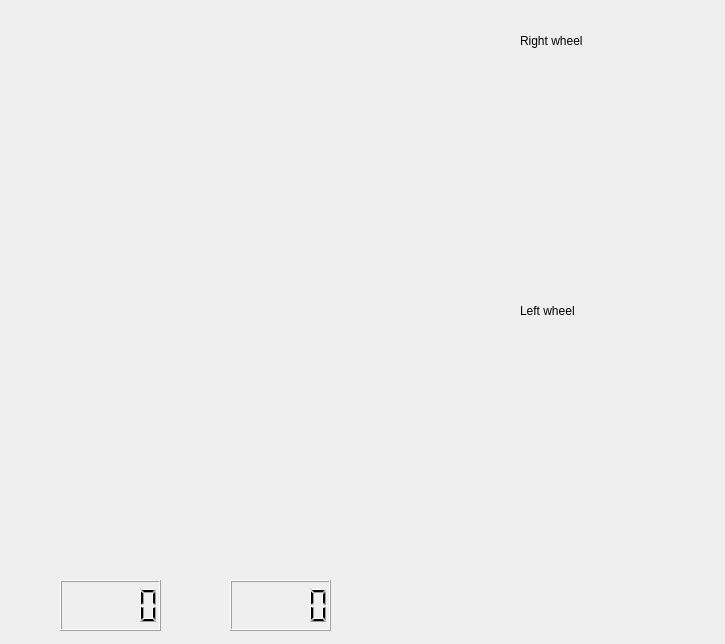
Qt form wheel_speed1.ui (Maklowic/Visualizing-Sensor-Data) before a commit.
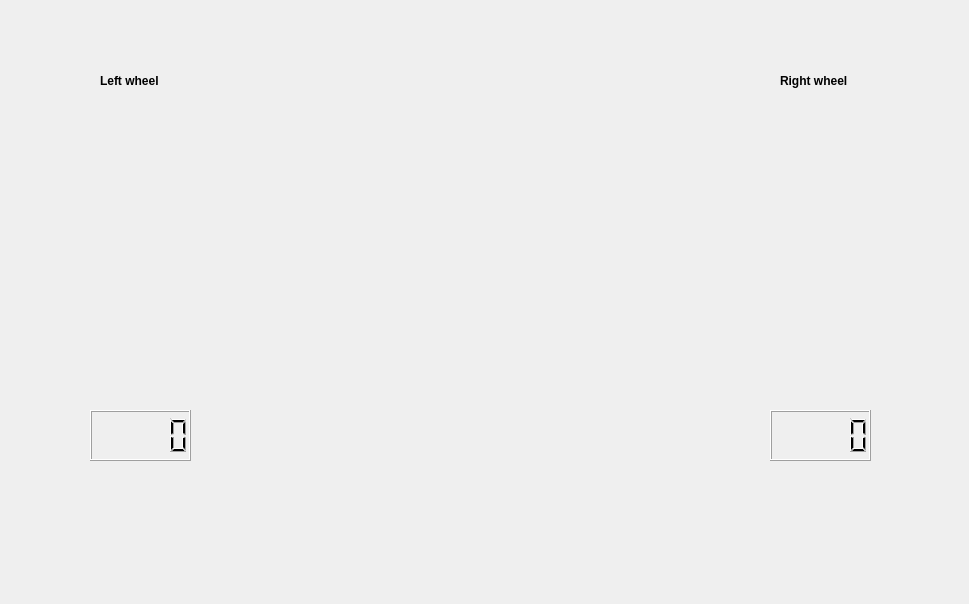
The same form after that commit.

The edit to the form file:
```diff
--- a/wheel_speed1.ui
+++ b/wheel_speed1.ui
@@ -6,8 +6,8 @@
    <rect>
     <x>0</x>
     <y>0</y>
-    <width>725</width>
-    <height>644</height>
+    <width>969</width>
+    <height>604</height>
    </rect>
   </property>
   <property name="windowTitle">
@@ -17,8 +17,8 @@
    <widget class="QFrame" name="frame">
     <property name="geometry">
      <rect>
-      <x>10</x>
-      <y>10</y>
+      <x>290</x>
+      <y>0</y>
       <width>401</width>
       <height>571</height>
      </rect>
@@ -27,75 +27,157 @@
    <widget class="QLCDNumber" name="num_speedR">
     <property name="geometry">
      <rect>
-      <x>230</x>
-      <y>580</y>
+      <x>770</x>
+      <y>410</y>
       <width>101</width>
       <height>51</height>
      </rect>
     </property>
+    <property name="font">
+     <font>
+      <weight>75</weight>
+      <bold>true</bold>
+     </font>
+    </property>
    </widget>
    <widget class="QLCDNumber" name="num_speedL">
     <property name="geometry">
      <rect>
-      <x>60</x>
-      <y>580</y>
+      <x>90</x>
+      <y>410</y>
       <width>101</width>
       <height>51</height>
      </rect>
     </property>
-   </widget>
-   <widget class="QLabel" name="label_pic_WR">
-    <property name="geometry">
-     <rect>
-      <x>450</x>
-      <y>50</y>
-      <width>211</width>
-      <height>251</height>
-     </rect>
-    </property>
-    <property name="text">
-     <string/>
+    <property name="font">
+     <font>
+      <weight>75</weight>
+      <bold>true</bold>
+     </font>
     </property>
    </widget>
    <widget class="QLabel" name="label_pic_WL">
     <property name="geometry">
      <rect>
-      <x>450</x>
-      <y>320</y>
-      <width>211</width>
-      <height>251</height>
+      <x>30</x>
+      <y>150</y>
+      <width>220</width>
+      <height>220</height>
      </rect>
     </property>
     <property name="text">
      <string/>
     </property>
+    <property name="alignment">
+     <set>Qt::AlignCenter</set>
+    </property>
    </widget>
    <widget class="QLabel" name="label_2">
     <property name="geometry">
      <rect>
-      <x>520</x>
-      <y>30</y>
+      <x>100</x>
+      <y>70</y>
       <width>81</width>
       <height>21</height>
      </rect>
     </property>
-    <property name="text">
-     <string>Right wheel</string>
-    </property>
-   </widget>
-   <widget class="QLabel" name="label_3">
-    <property name="geometry">
-     <rect>
-      <x>520</x>
-      <y>300</y>
-      <width>81</width>
-      <height>21</height>
-     </rect>
+    <property name="font">
+     <font>
+      <weight>75</weight>
+      <bold>true</bold>
+     </font>
     </property>
     <property name="text">
      <string>Left wheel</string>
     </property>
    </widget>
+   <widget class="QLabel" name="label_3">
+    <property name="geometry">
+     <rect>
+      <x>780</x>
+      <y>70</y>
+      <width>81</width>
+      <height>21</height>
+     </rect>
+    </property>
+    <property name="font">
+     <font>
+      <weight>75</weight>
+      <bold>true</bold>
+     </font>
+    </property>
+    <property name="text">
+     <string>Right wheel</string>
+    </property>
+   </widget>
+   <widget class="QLabel" name="label_pic_WR">
+    <property name="geometry">
+     <rect>
+      <x>710</x>
+      <y>150</y>
+      <width>220</width>
+      <height>220</height>
+     </rect>
+    </property>
+    <property name="text">
+     <string/>
+    </property>
+    <property name="alignment">
+     <set>Qt::AlignCenter</set>
+    </property>
+   </widget>
+   <widget class="QLabel" name="label_pic_arr1_R">
+    <property name="geometry">
+     <rect>
+      <x>50</x>
+      <y>90</y>
+      <width>201</width>
+      <height>57</height>
+     </rect>
+    </property>
+    <property name="text">
+     <string/>
+    </property>
+   </widget>
+   <widget class="QLabel" name="label_pic_arr2_L">
+    <property name="geometry">
+     <rect>
+      <x>720</x>
+      <y>90</y>
+      <width>201</width>
+      <height>57</height>
+     </rect>
+    </property>
+    <property name="text">
+     <string/>
+    </property>
+   </widget>
+   <widget class="QLabel" name="label_pic_arr2_R">
+    <property name="geometry">
+     <rect>
+      <x>730</x>
+      <y>90</y>
+      <width>201</width>
+      <height>57</height>
+     </rect>
+    </property>
+    <property name="text">
+     <string/>
+    </property>
+   </widget>
+   <widget class="QLabel" name="label_pic_arr1_L">
+    <property name="geometry">
+     <rect>
+      <x>40</x>
+      <y>90</y>
+      <width>201</width>
+      <height>57</height>
+     </rect>
+    </property>
+    <property name="text">
+     <string/>
+    </property>
+   </widget>
   </widget>
  </widget>
  <resources/>
```
